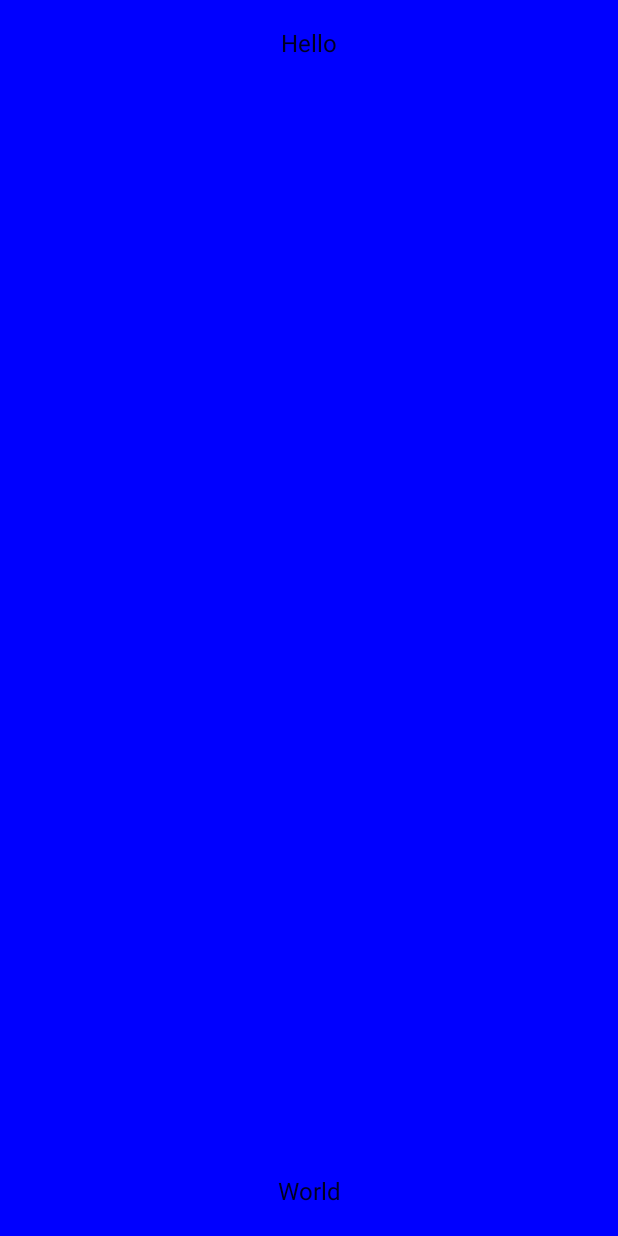
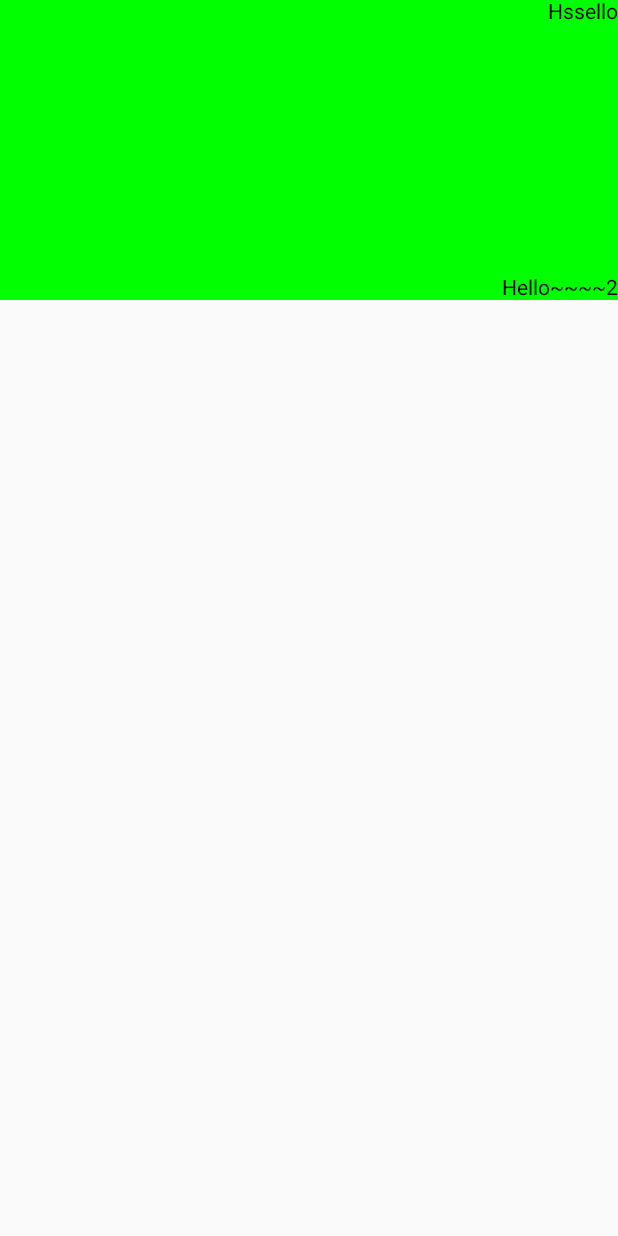
Before and after one commit to EoJin-Kim/Anroid_Jetpack_Hello, an Android app built with Jetpack Compose: the screen it shows after launch (MainActivity), on a phone screen of 412 x 824 dp. Before the commit the screen is almost empty. Run offline under Robolectric (Android 15) with nearby library versions, the phone set to English and light mode, and no system bars.

Commit message:
Feat: Box

```diff
--- a/app/src/main/java/com/ej/anroid_jetpack_hello/MainActivity.kt
+++ b/app/src/main/java/com/ej/anroid_jetpack_hello/MainActivity.kt
@@ -20,26 +20,20 @@ class MainActivity : ComponentActivity() {
     override fun onCreate(savedInstanceState: Bundle?) {
         super.onCreate(savedInstanceState)
         setContent {
-            Anroid_Jetpack_HelloTheme {
-                // A surface container using the 'background' color from the theme
-                Surface(
-//                    modifier = Modifier.fillMaxSize(),
-                    color = MaterialTheme.colors.background
-                ) {
-                    Column(
-                        modifier = Modifier
-                        .background(color = Color.Blue)
-                        .padding(20.dp)
+            Box(
+                modifier = Modifier
+                    .background(color = Color.Green)
+                    .fillMaxWidth()
+                    .height(200.dp),
+                contentAlignment = Alignment.TopEnd
+            ){
+                Text(text = "Hssello")
+                Box(
+                    modifier = Modifier
                         .fillMaxSize(),
-                        horizontalAlignment = Alignment.CenterHorizontally,
-                        verticalArrangement = Arrangement.SpaceBetween,
-
-                    ) {
-                        Text(text = "Hello")
-                        Spacer(modifier = Modifier.height(16.dp))
-                        Text(text = "World")
-                    }
-
+                    contentAlignment = Alignment.BottomEnd
+                ){
+                    Text(text = "Hello~~~~2")
                 }
             }
         }
```
